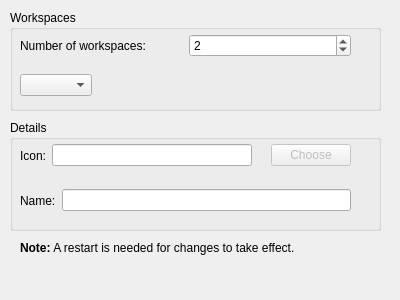
Qt form ground/src/plugins/coreplugin/workspacesettings.ui (openpilot/OpenPilot) before a commit.
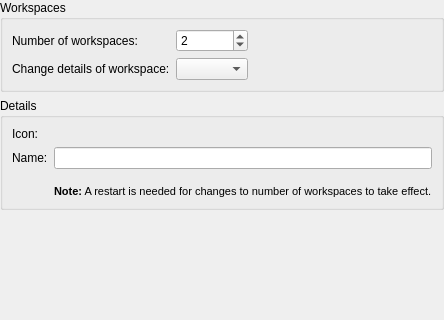
The same form after that commit. Custom widgets are drawn as their Qt base class.

Patch:
```diff
--- a/ground/src/plugins/coreplugin/workspacesettings.ui
+++ b/ground/src/plugins/coreplugin/workspacesettings.ui
@@ -7,11 +7,11 @@
     <x>0</x>
     <y>0</y>
     <width>400</width>
-    <height>300</height>
+    <height>320</height>
    </rect>
   </property>
   <property name="sizePolicy">
-   <sizepolicy hsizetype="Expanding" vsizetype="Preferred">
+   <sizepolicy hsizetype="Preferred" vsizetype="Preferred">
     <horstretch>0</horstretch>
     <verstretch>0</verstretch>
    </sizepolicy>
@@ -19,17 +19,14 @@
   <property name="windowTitle">
    <string>Form</string>
   </property>
+  <layout class="QVBoxLayout" name="verticalLayout">
+   <property name="margin">
+    <number>0</number>
+   </property>
+   <item>
   <widget class="QGroupBox" name="groupBox">
-   <property name="geometry">
-    <rect>
-     <x>10</x>
-     <y>10</y>
-     <width>371</width>
-     <height>101</height>
-    </rect>
-   </property>
    <property name="sizePolicy">
-    <sizepolicy hsizetype="Expanding" vsizetype="Preferred">
+      <sizepolicy hsizetype="Preferred" vsizetype="Preferred">
      <horstretch>0</horstretch>
      <verstretch>0</verstretch>
     </sizepolicy>
@@ -37,25 +34,45 @@
    <property name="title">
     <string>Workspaces</string>
    </property>
-   <widget class="QWidget" name="horizontalLayoutWidget">
-    <property name="geometry">
-     <rect>
-      <x>10</x>
-      <y>20</y>
-      <width>331</width>
-      <height>31</height>
-     </rect>
-    </property>
-    <layout class="QHBoxLayout" name="horizontalLayout">
-     <item>
+     <layout class="QGridLayout" name="gridLayout_2">
+      <item row="0" column="0">
       <widget class="QLabel" name="label">
        <property name="text">
         <string>Number of workspaces:</string>
        </property>
       </widget>
      </item>
-     <item>
+      <item row="0" column="4">
+       <spacer name="horizontalSpacer_2">
+        <property name="orientation">
+         <enum>Qt::Horizontal</enum>
+        </property>
+        <property name="sizeHint" stdset="0">
+         <size>
+          <width>0</width>
+          <height>20</height>
+         </size>
+        </property>
+       </spacer>
+      </item>
+      <item row="2" column="0">
+       <widget class="QLabel" name="label_5">
+        <property name="text">
+         <string>Change details of workspace:</string>
+        </property>
+       </widget>
+      </item>
+      <item row="2" column="2">
+       <widget class="QComboBox" name="workspaceComboBox"/>
+      </item>
+      <item row="0" column="2">
       <widget class="QSpinBox" name="numberOfWorkspacesSpinBox">
+        <property name="sizePolicy">
+         <sizepolicy hsizetype="Preferred" vsizetype="Fixed">
+          <horstretch>0</horstretch>
+          <verstretch>0</verstretch>
+         </sizepolicy>
+        </property>
        <property name="minimum">
         <number>1</number>
        </property>
@@ -69,49 +86,11 @@
      </item>
     </layout>
    </widget>
-   <widget class="QWidget" name="horizontalLayoutWidget_2">
-    <property name="geometry">
-     <rect>
-      <x>10</x>
-      <y>60</y>
-      <width>331</width>
-      <height>31</height>
-     </rect>
-    </property>
-    <layout class="QHBoxLayout" name="horizontalLayout_2">
-     <item>
-      <widget class="QComboBox" name="workspaceComboBox"/>
      </item>
      <item>
-      <spacer name="horizontalSpacer">
-       <property name="orientation">
-        <enum>Qt::Horizontal</enum>
-       </property>
-       <property name="sizeHint" stdset="0">
-        <size>
-         <width>40</width>
-         <height>20</height>
-        </size>
-       </property>
-      </spacer>
-     </item>
-    </layout>
-   </widget>
-   <zorder>horizontalLayoutWidget</zorder>
-   <zorder>horizontalLayoutWidget_2</zorder>
-   <zorder>horizontalLayoutWidget_3</zorder>
-  </widget>
   <widget class="QGroupBox" name="groupBox_2">
-   <property name="geometry">
-    <rect>
-     <x>10</x>
-     <y>120</y>
-     <width>371</width>
-     <height>111</height>
-    </rect>
-   </property>
    <property name="sizePolicy">
-    <sizepolicy hsizetype="Expanding" vsizetype="Preferred">
+      <sizepolicy hsizetype="Preferred" vsizetype="Preferred">
      <horstretch>0</horstretch>
      <verstretch>0</verstretch>
     </sizepolicy>
@@ -119,82 +98,87 @@
    <property name="title">
     <string>Details</string>
    </property>
-   <widget class="QWidget" name="horizontalLayoutWidget_3">
-    <property name="geometry">
-     <rect>
-      <x>10</x>
-      <y>20</y>
-      <width>331</width>
-      <height>31</height>
-     </rect>
-    </property>
-    <layout class="QHBoxLayout" name="horizontalLayout_3">
-     <item>
+     <layout class="QGridLayout" name="gridLayout">
+      <item row="2" column="0">
       <widget class="QLabel" name="label_2">
        <property name="text">
         <string>Icon:</string>
        </property>
       </widget>
      </item>
-     <item>
-      <widget class="QLineEdit" name="iconEdit"/>
-     </item>
-     <item>
-      <widget class="QLabel" name="iconLabel">
-       <property name="text">
-        <string/>
-       </property>
-      </widget>
-     </item>
-     <item>
-      <widget class="QPushButton" name="chooseIconButton">
-       <property name="enabled">
-        <bool>false</bool>
-       </property>
-       <property name="text">
-        <string>Choose</string>
-       </property>
-      </widget>
-     </item>
-    </layout>
-   </widget>
-   <widget class="QWidget" name="horizontalLayoutWidget_4">
-    <property name="geometry">
-     <rect>
-      <x>10</x>
-      <y>60</y>
-      <width>331</width>
-      <height>41</height>
-     </rect>
-    </property>
-    <layout class="QHBoxLayout" name="horizontalLayout_4">
-     <item>
+      <item row="2" column="1">
+       <widget class="Utils::PathChooser" name="iconPathChooser" native="true"/>
+      </item>
+      <item row="3" column="1">
+       <widget class="QLineEdit" name="nameEdit"/>
+      </item>
+      <item row="3" column="0">
       <widget class="QLabel" name="label_3">
        <property name="text">
         <string>Name:</string>
        </property>
       </widget>
      </item>
-     <item>
-      <widget class="QLineEdit" name="nameEdit"/>
-     </item>
-    </layout>
-   </widget>
-  </widget>
+      <item row="5" column="1">
+       <spacer name="verticalSpacer_2">
+        <property name="orientation">
+         <enum>Qt::Vertical</enum>
+        </property>
+        <property name="sizeType">
+         <enum>QSizePolicy::Fixed</enum>
+        </property>
+        <property name="sizeHint" stdset="0">
+         <size>
+          <width>20</width>
+          <height>10</height>
+         </size>
+        </property>
+       </spacer>
+      </item>
+      <item row="6" column="1">
   <widget class="QLabel" name="label_4">
-   <property name="geometry">
-    <rect>
-     <x>20</x>
-     <y>240</y>
-     <width>311</width>
-     <height>16</height>
-    </rect>
+        <property name="toolTip">
+         <string>&lt;!DOCTYPE HTML PUBLIC &quot;-//W3C//DTD HTML 4.0//EN&quot; &quot;http://www.w3.org/TR/REC-html40/strict.dtd&quot;&gt;
+&lt;html&gt;&lt;head&gt;&lt;meta name=&quot;qrichtext&quot; content=&quot;1&quot; /&gt;&lt;style type=&quot;text/css&quot;&gt;
+p, li { white-space: pre-wrap; }
+&lt;/style&gt;&lt;/head&gt;&lt;body style=&quot; font-family:'Sans'; font-size:8pt; font-weight:400; font-style:normal;&quot;&gt;
+&lt;p style=&quot; margin-top:0px; margin-bottom:0px; margin-left:0px; margin-right:0px; -qt-block-indent:0; text-indent:0px;&quot;&gt;&lt;span style=&quot; font-weight:600;&quot;&gt;Note:&lt;/span&gt; A restart is needed for changes to number of workspaces to take effect.&lt;/p&gt;&lt;/body&gt;&lt;/html&gt;</string>
    </property>
    <property name="text">
-    <string>&lt;b&gt;Note:&lt;/b&gt; A restart is needed for changes to take effect.</string>
-   </property>
-  </widget>
- </widget>
+         <string>&lt;!DOCTYPE HTML PUBLIC &quot;-//W3C//DTD HTML 4.0//EN&quot; &quot;http://www.w3.org/TR/REC-html40/strict.dtd&quot;&gt;
+&lt;html&gt;&lt;head&gt;&lt;meta name=&quot;qrichtext&quot; content=&quot;1&quot; /&gt;&lt;style type=&quot;text/css&quot;&gt;
+p, li { white-space: pre-wrap; }
+&lt;/style&gt;&lt;/head&gt;&lt;body style=&quot; font-family:'Sans'; font-size:8pt; font-weight:400; font-style:normal;&quot;&gt;
+&lt;p style=&quot; margin-top:0px; margin-bottom:0px; margin-left:0px; margin-right:0px; -qt-block-indent:0; text-indent:0px;&quot;&gt;&lt;span style=&quot; font-weight:600;&quot;&gt;Note:&lt;/span&gt; A restart is needed for changes to number of workspaces to take effect.&lt;/p&gt;&lt;/body&gt;&lt;/html&gt;</string>
+        </property>
+       </widget>
+      </item>
+     </layout>
+    </widget>
+   </item>
+   <item>
+    <spacer name="verticalSpacer">
+     <property name="orientation">
+      <enum>Qt::Vertical</enum>
+     </property>
+     <property name="sizeHint" stdset="0">
+      <size>
+       <width>20</width>
+       <height>40</height>
+      </size>
+     </property>
+    </spacer>
+   </item>
+  </layout>
+ </widget>
+ <customwidgets>
+  <customwidget>
+   <class>Utils::PathChooser</class>
+   <extends>QWidget</extends>
+   <header>utils/pathchooser.h</header>
+   <container>1</container>
+  </customwidget>
+ </customwidgets>
  <resources/>
  <connections/>
 </ui>
```
Lines whose indentation alone changed are shown as unchanged.
